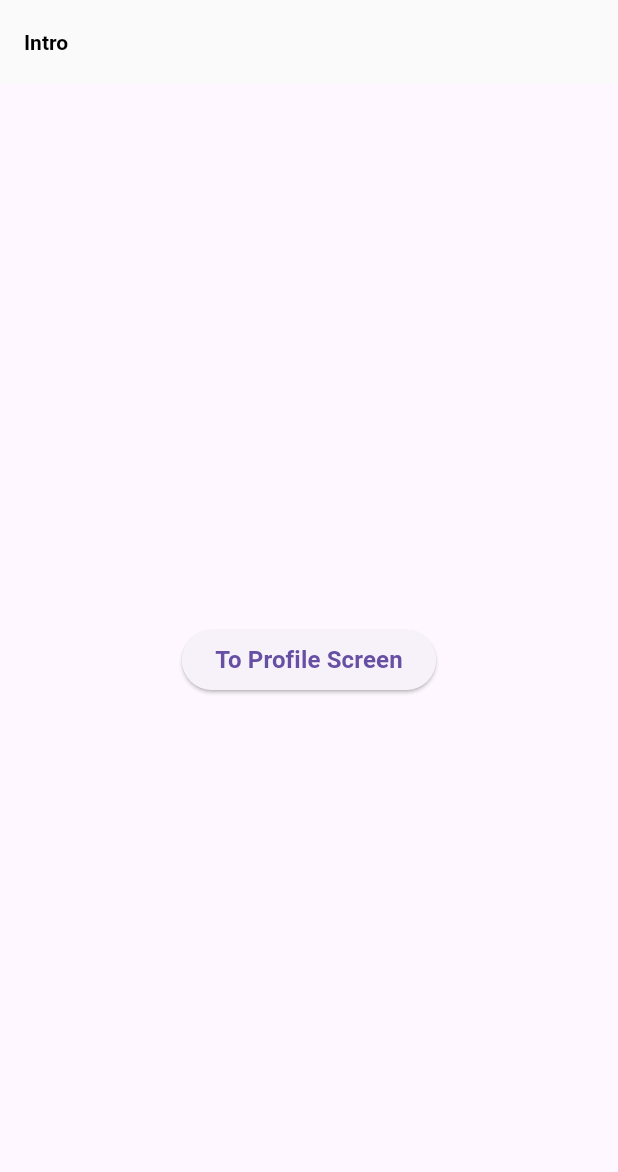
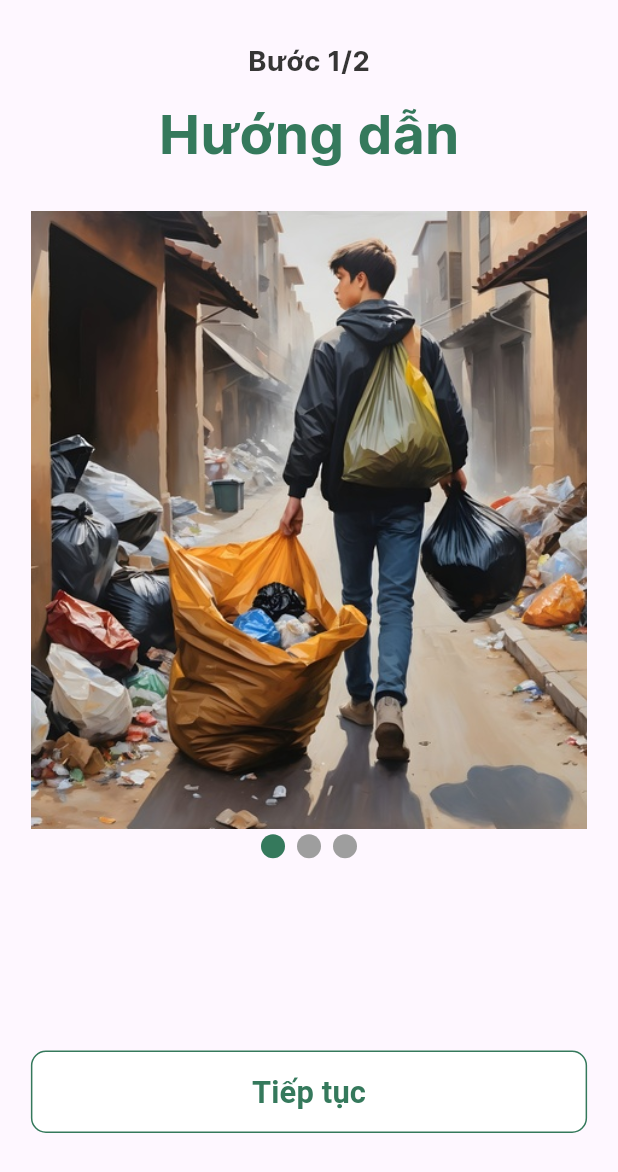
Before and after one commit to lantuyan/thugom_dn, a Flutter app: the screen it shows after launch, after a tap on "Đăng ký", after a tap on "Go to Main Screen", on a phone screen of 412 x 824 dp. Shown: the top 1172 px of the screen. Run offline on Flutter 3.47's test engine with Material 3 defaults, Android fonts, the light colour scheme and no system bars; drawn by our look-alikes of smooth_page_indicator; our stand-ins replace appwrite, carousel_slider, flutter_form_builder, flutter_screenutil, flutter_svg, freezed_annotation and 3 more.

Commit message:
feature intro

```diff
--- a/lib/shared/themes/style/custom_button_style.dart
+++ b/lib/shared/themes/style/custom_button_style.dart
@@ -12,6 +12,20 @@ class CustomButtonStyle {
         ),
         shadowColor: ColorsConstants.kMainColor
     );
+
+    static ButtonStyle transparentButton = ElevatedButton.styleFrom(
+        backgroundColor: ColorsConstants.kBackgroundColor,
+        shape: RoundedRectangleBorder(
+          borderRadius: BorderRadius.circular(10),
+          side: const BorderSide(
+            color: ColorsConstants.kActiveColor,
+          ),
+        ),
+        elevation: 0,
+        // shadowColor: Colors.transparent,
+        foregroundColor: ColorsConstants.kActiveColor,
+    );
+
     static ButtonStyle socialButton = ElevatedButton.styleFrom(
         minimumSize: Size(40.sp,30.sp),
         backgroundColor: ColorsConstants.kBackgroundColor,
--- a/lib/views/auth/onboarding/intro/intro_screen.dart
+++ b/lib/views/auth/onboarding/intro/intro_screen.dart
@@ -1,25 +1,157 @@
 import 'package:flutter/material.dart';
+import 'package:flutter_screenutil/flutter_screenutil.dart';
+import 'package:get/get_utils/src/extensions/internacionalization.dart';
 import 'package:get/route_manager.dart';
+import 'package:smooth_page_indicator/smooth_page_indicator.dart';
+import 'package:thu_gom/shared/constants/color_constants.dart';
+import 'package:thu_gom/shared/themes/style/app_text_styles.dart';
+import 'package:thu_gom/shared/themes/style/custom_button_style.dart';
 
-class IntroScreen extends StatelessWidget {
-  const IntroScreen({super.key});
+class IntroScreen extends StatefulWidget {
+  const IntroScreen({Key? key}) : super(key: key);
+
+  @override
+  IntroScreenState createState() => IntroScreenState();
+}
+
+class IntroScreenState extends State<IntroScreen> {
+  final controller = PageController();
+  int currentPage = 0;
+  int numberOfPages = 3;
 
   @override
   Widget build(BuildContext context) {
-    // intro screen with onboarding logic
     return Scaffold(
-      appBar: AppBar(
-        title: Text('Intro'),
+      bottomNavigationBar: Container(
+        width: MediaQuery.of(context).size.width,
+        height: 120.sp,
+        padding: EdgeInsets.symmetric(horizontal: 18.sp),
+        margin: EdgeInsets.only(bottom: 60.sp),
+        color: Colors.transparent,
+        child: Column(
+          mainAxisAlignment: MainAxisAlignment.end,
+          children: [
+            buildActionButton(),
+          ],
+        ),
       ),
-      body: // button move to profile screen
-      Center(
-        child: ElevatedButton(
-          onPressed: () {
-            Get.toNamed('/profilePage');
-          },
-          child: Text('To Profile Screen'),
+      extendBody: false,
+      body: Container(
+        color: Colors.transparent,
+        margin: EdgeInsets.only(bottom: 40.sp),
+        padding: EdgeInsets.fromLTRB(18.sp, 20.sp, 18.sp, 0),
+        child: Column(
+          children: [
+            Container(
+              height: 80.sp,
+              child: Column(
+                mainAxisAlignment: MainAxisAlignment.end,
+                children: [
+                  Text(
+                    "Bước 1/2",
+                    style: AppTextStyles.headline1,
+                  ),
+                  SizedBox(height: 8.sp),
+                  Text(
+                    "Hướng dẫn",
+                    style: TextStyle(
+                      fontSize: 32.sp,
+                      fontFamily: AppTextStyles.fontFamily,
+                      fontWeight: FontWeight.w700,
+                      color: ColorsConstants.kMainColor,
+                    ),
+                  ),
+                ],
+              ),
+            ),
+            Expanded(
+              flex: 3,
+              child: buildPages(),
+            ),
+            buildIndicator(),
+          ],
         ),
       ),
     );
   }
+
+  Widget buildActionButton() {
+    return SizedBox(
+      width: MediaQuery.of(context).size.width,
+      height: 48.sp,
+      child: TextButton(
+        style: currentPage == numberOfPages - 1
+            ? CustomButtonStyle.primaryButton
+            : CustomButtonStyle.transparentButton,
+        child: Text(
+          currentPage == numberOfPages - 1
+              ? 'Nhập thông tin'.tr
+              : 'Tiếp tục'.tr,
+          style: currentPage == numberOfPages - 1
+              ? TextStyle(
+                  color: Colors.white,
+                  fontSize: 18.sp,
+                  fontWeight: FontWeight.bold,
+                )
+              : TextStyle(
+                  color: ColorsConstants.kMainColor,
+                  fontSize: 18.sp,
+                  fontWeight: FontWeight.bold,
+                ),
+        ),
+        onPressed: () {
+          if (currentPage == numberOfPages - 1) {
+            Get.toNamed("/profilePage");
+          } else {
+            controller.nextPage(
+              duration: const Duration(milliseconds: 500),
+              curve: Curves.ease,
+            );
+          }
+        },
+      ),
+    );
+  }
+
+  Widget buildPages() {
+    return PageView(
+      controller: controller,
+      onPageChanged: (value) {
+        setState(() {
+          currentPage = value;
+        });
+      },
+      children: [
+        onboardPageView(const AssetImage('assets/images/onboarding_1.jpg')),
+        onboardPageView(const AssetImage('assets/images/onboarding_2.jpg')),
+        onboardPageView(const AssetImage('assets/images/onboarding_3.jpg')),
+      ],
+    );
+  }
+
+  Widget onboardPageView(ImageProvider<Object> imageProvider) {
+    return Column(
+      crossAxisAlignment: CrossAxisAlignment.start,
+      mainAxisAlignment: MainAxisAlignment.center,
+      children: [
+        SizedBox(height: 20.sp),
+        Image(
+          fit: BoxFit.cover,
+          width: MediaQuery.of(context).size.width,
+          height: MediaQuery.of(context).size.height * 0.5,
+          image: imageProvider,
+        ),
+      ],
+    );
+  }
+
+  Widget buildIndicator() {
+    return SmoothPageIndicator(
+      controller: controller,
+      count: numberOfPages,
+      effect: const WormEffect(
+        activeDotColor: ColorsConstants.kActiveColor,
+      ),
+    );
+  }
 }
--- a/lib/views/landing/landing_sceen.dart
+++ b/lib/views/landing/landing_sceen.dart
@@ -2,6 +2,7 @@ import 'package:flutter/material.dart';
 import 'package:flutter_screenutil/flutter_screenutil.dart';
 import 'package:get/route_manager.dart';
 import 'package:thu_gom/shared/constants/color_constants.dart';
+import 'package:thu_gom/shared/themes/style/custom_button_style.dart';
 
 class LandingScreen extends StatelessWidget {
   const LandingScreen({super.key});
@@ -11,28 +12,22 @@ class LandingScreen extends StatelessWidget {
     return Scaffold(
       bottomNavigationBar: Container(
         width: MediaQuery.of(context).size.width,
-        height: 240.sp,
+        height: 120.sp,
         padding: EdgeInsets.symmetric(horizontal: 18.sp),
+        margin: EdgeInsets.only(bottom: 60.sp),
         color: Colors.transparent,
         child: Column(
+          mainAxisAlignment: MainAxisAlignment.end,
           children: [
-            Container(
-              margin: EdgeInsets.only(bottom: 18.sp),
+            SizedBox(
+              // margin: EdgeInsets.only(bottom: 18.sp),
               width: MediaQuery.of(context).size.width,
+              height: 48.sp,
               child: ElevatedButton(
                 onPressed: () {
                   Get.offAllNamed('/registerPage');
                 },
-                style: ElevatedButton.styleFrom(
-                  foregroundColor: ColorsConstants.kActiveColor,
-                  padding: EdgeInsets.symmetric(vertical: 18.sp),
-                  backgroundColor: ColorsConstants.kActiveColor,
-                  shape: RoundedRectangleBorder(
-                    borderRadius: BorderRadius.circular(4),
-                  ),
-                  elevation: 0,
-                  shadowColor: Colors.transparent,
-                ),
+                style: CustomButtonStyle.primaryButton,
                 child: Text(
                   'Đăng ký',
                   style: TextStyle(
@@ -44,24 +39,16 @@ class LandingScreen extends StatelessWidget {
               ),
             ),
             SizedBox(
+              height: 18.sp,
+            ),
+            SizedBox(
               width: MediaQuery.of(context).size.width,
+              height: 48.sp,
               child: ElevatedButton(
                 onPressed: () {
                   Get.offAllNamed('/loginPage');
                 },
-                style: ElevatedButton.styleFrom(
-                  padding: const EdgeInsets.symmetric(vertical: 18),
-                  backgroundColor: ColorsConstants.kBackgroundColor,
-                  shape: RoundedRectangleBorder(
-                    borderRadius: BorderRadius.circular(4),
-                    side: const BorderSide(
-                      color: ColorsConstants.kActiveColor,
-                    ),
-                  ),
-                  elevation: 0,
-                  shadowColor: Colors.transparent,
-                  foregroundColor: ColorsConstants.kActiveColor,
-                ),
+                style: CustomButtonStyle.transparentButton,
                 child: Text(
                   'Đăng nhập',
                   style: TextStyle(
```
Also changed, not shown: assets/images/onboarding.png (deleted), assets/images/onboarding1.png (deleted), assets/images/onboarding2.png (deleted), assets/images/onboarding_1.jpg (added), assets/images/onboarding_2.jpg (added), assets/images/onboarding_3.jpg (added).
